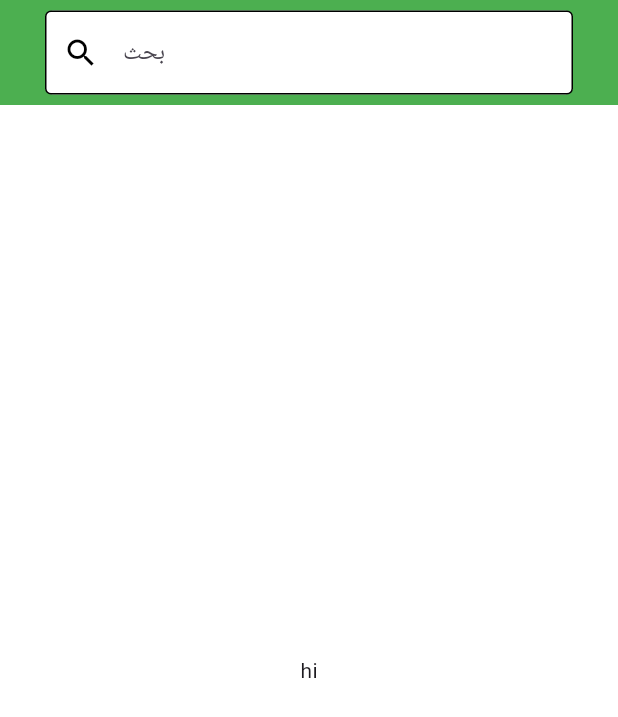
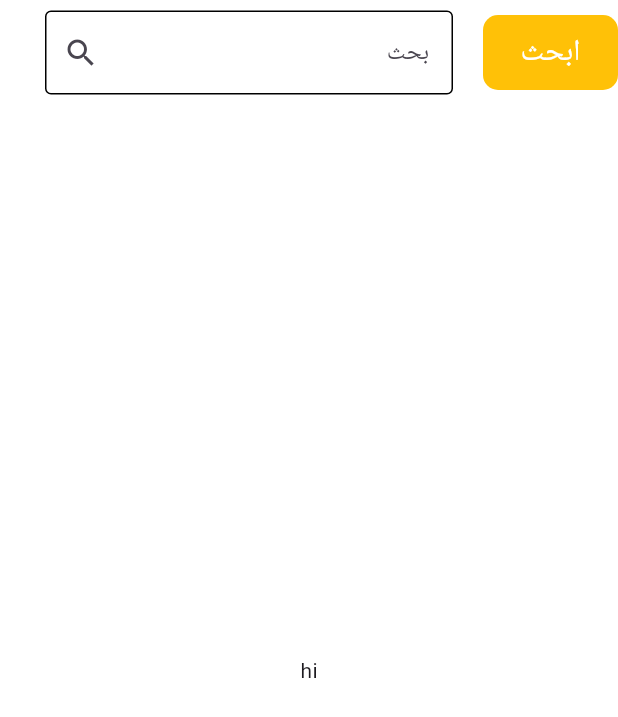
Before and after one commit to KSABBAS/My-Flutter-tools, a Flutter app: the screen it shows after launch, on a phone screen of 412 x 824 dp. Shown: the top 717 px of the screen. Run offline on Flutter 3.47's test engine with Material 3 defaults, Android fonts, the phone set to English and light mode, and no system bars; our stand-ins replace video_player; missing offline and left inert: insta_image_viewer, media_kit.

Commit message:
added some things

```diff
--- a/my_tools_development/lib/MyTools/MyTools.dart
+++ b/my_tools_development/lib/MyTools/MyTools.dart
@@ -1645,8 +1645,8 @@ class _MySwitchBuilderState extends State<MySwitchTitleBuilder> {
 
 // ===========================================
 class SearchAppBar extends StatefulWidget {
-  SearchAppBar(
-      {super.key,
+  SearchAppBar({
+    super.key,
     required this.data,
     required this.crossAxisCount,
     required this.childHeight,
@@ -1670,7 +1670,14 @@ class SearchAppBar extends StatefulWidget {
     required this.itemCount,
     this.FilterWidget,
     this.SortWidget,
-      this.SubAppBarVisible
+    this.SubAppBarVisible,
+    this.onTheSearch,
+    this.OnTheRightWidget,
+    this.SearchIcon,
+    this.SearchIconVisible,
+    this.barLeftPadding,
+    this.barRightPadding,
+    this.paddingBetweenSearchBarAndRightWidget
   });
   double? appBarHeight;
   Color? appBarColor;
@@ -1691,11 +1698,19 @@ class SearchAppBar extends StatefulWidget {
   double? columnSpaces;
   bool? Scroll;
   Widget Function(int Index) builder;
+  Function(bool isOnTheSearch)? onTheSearch;
   int itemCount;
   Widget? FilterWidget;
   Widget? SortWidget;
   bool? SubAppBarVisible;
+  bool? SearchIconVisible;
+  Icon? SearchIcon;
+  Widget? OnTheRightWidget;
   Function(int SelectedIndex) onSelected;
+  double? barLeftPadding;
+  double? barRightPadding;
+  double? paddingBetweenSearchBarAndRightWidget;
+
   @override
   State<SearchAppBar> createState() => _SearchAppBarState();
 }
@@ -1711,7 +1726,7 @@ class _SearchAppBarState extends State<SearchAppBar> {
       child: Column(
         children: [
           Container(
-            padding: EdgeInsets.symmetric(horizontal: 30),
+            padding: EdgeInsets.only(left:widget.barLeftPadding ??30, right:widget.barRightPadding ??30),
             color: widget.appBarColor ?? Colors.blue,
             height: widget.appBarHeight ?? 100,
             width: double.infinity,
@@ -1723,6 +1738,9 @@ class _SearchAppBarState extends State<SearchAppBar> {
                     (inSearch)
                         ? IconButton(
                             onPressed: () {
+                              if (widget.onTheSearch != null) {
+                                widget.onTheSearch!(false);
+                              }
                               inSearch = false;
                               setState(() {});
                             },
@@ -1736,22 +1754,28 @@ class _SearchAppBarState extends State<SearchAppBar> {
                         circularRadius: 5,
                         color: Colors.white,
                         child: TextFormField(
+                          textAlign: TextAlign.right,
                           onChanged: (value) {},
                           onFieldSubmitted: (value) {
                             inSearch = true;
+                            if (widget.onTheSearch != null) {
+                              widget.onTheSearch!(true);
+                            }
                             setState(() {});
                           },
                           onTap: () {
                             print("tapped");
                           },
                           decoration: InputDecoration(
-                              prefixIcon: InkWell(
+                              prefixIcon:(widget.SearchIconVisible??true)? InkWell(
                                   onTap: () {
                                     inSearch = true;
+                                    if (widget.onTheSearch != null) {
+                                      widget.onTheSearch!(true);
+                                    }
                                     setState(() {});
                                   },
-                                  child:
-                                      Icon(Icons.search, color: Colors.black)),
+                                  child:widget.SearchIcon ?? Icon(Icons.search)):null,
                               hintText: "بحث",
                               enabledBorder: OutlineInputBorder(),
                               border: OutlineInputBorder(),
@@ -1760,6 +1784,12 @@ class _SearchAppBarState extends State<SearchAppBar> {
                         ),
                       ),
                     ),
+                    (widget.OnTheRightWidget != null)
+                        ? Padding(padding: EdgeInsets.only(left:widget.paddingBetweenSearchBarAndRightWidget?? 20))
+                        : Container(),
+                    (widget.OnTheRightWidget != null)
+                        ? widget.OnTheRightWidget!
+                        : Container(),
                   ],
                 ),
                 Spacer(),
@@ -1824,8 +1854,7 @@ class _SearchPage extends StatefulWidget {
       required this.itemCount,
       this.FilterWidget,
       this.SortWidget,
-      this.SubAppBarVisible
-      });
+      this.SubAppBarVisible});
   Widget Function(int Index) builder;
   int crossAxisCount;
   double childHeight;
@@ -1856,12 +1885,18 @@ class __SearchPageState extends State<_SearchPage> {
     return Container(
       child: Column(
         children: [
-          (widget.SubAppBarVisible??false)?Padding(padding: EdgeInsets.only(top: widget.columnSpaces ?? 20)):Container(),
-          (widget.SubAppBarVisible??false)?Container(
+          (widget.SubAppBarVisible ?? false)
+              ? Padding(
+                  padding: EdgeInsets.only(top: widget.columnSpaces ?? 20))
+              : Container(),
+          (widget.SubAppBarVisible ?? false)
+              ? Container(
                   width: double.infinity,
                   child: Row(
                     children: [
-                Padding(padding: EdgeInsets.only(left: widget.rowSpaces ?? 20)),
+                      Padding(
+                          padding:
+                              EdgeInsets.only(left: widget.rowSpaces ?? 20)),
                       (widget.FilterWidget != null)
                           ? Container(
                               child: widget.FilterWidget,
@@ -1876,12 +1911,14 @@ class __SearchPageState extends State<_SearchPage> {
                       Spacer(),
                       Text(
                         "نتائج البحث",
-                  style: TextStyle(fontSize: 20, fontWeight: FontWeight.bold),
+                        style: TextStyle(
+                            fontSize: 20, fontWeight: FontWeight.bold),
                       ),
                       Padding(padding: EdgeInsets.only(left: 50)),
                     ],
                   ),
-          ):Container(),
+                )
+              : Container(),
           Expanded(
             child: Container(
               child: WGridBuilder(
--- a/my_tools_development/lib/main.dart
+++ b/my_tools_development/lib/main.dart
@@ -36,11 +36,12 @@ class _AppState extends State<App> {
   Widget build(BuildContext context) {
     return SearchAppBar(
       data: data,
-      crossAxisCount: 5,
+      crossAxisCount: 1,
       childHeight: 150,
       columnSpaces: 40,
       rowSpaces: 40,
-      appBarColor: Colors.green,
+      appBarColor: Colors.white,
+      barRightPadding: 0,
       appBarHeight: 70,
       body: Center(child: Text("hi")),
       childWidth: 300,
@@ -54,6 +55,10 @@ class _AppState extends State<App> {
       FilterWidget:IconButton(onPressed: () {}, icon: Icon(Icons.filter_alt_rounded)),
       SortWidget: IconButton(onPressed: () {}, icon: Icon(Icons.sort)),
       SubAppBarVisible: false,
+      onTheSearch: (isOnTheSearch) {
+        print(isOnTheSearch);
+      },
+      OnTheRightWidget: MyButton(text: "ابحث")
     );
   }
 }
```
Lines whose indentation alone changed are shown as unchanged.
